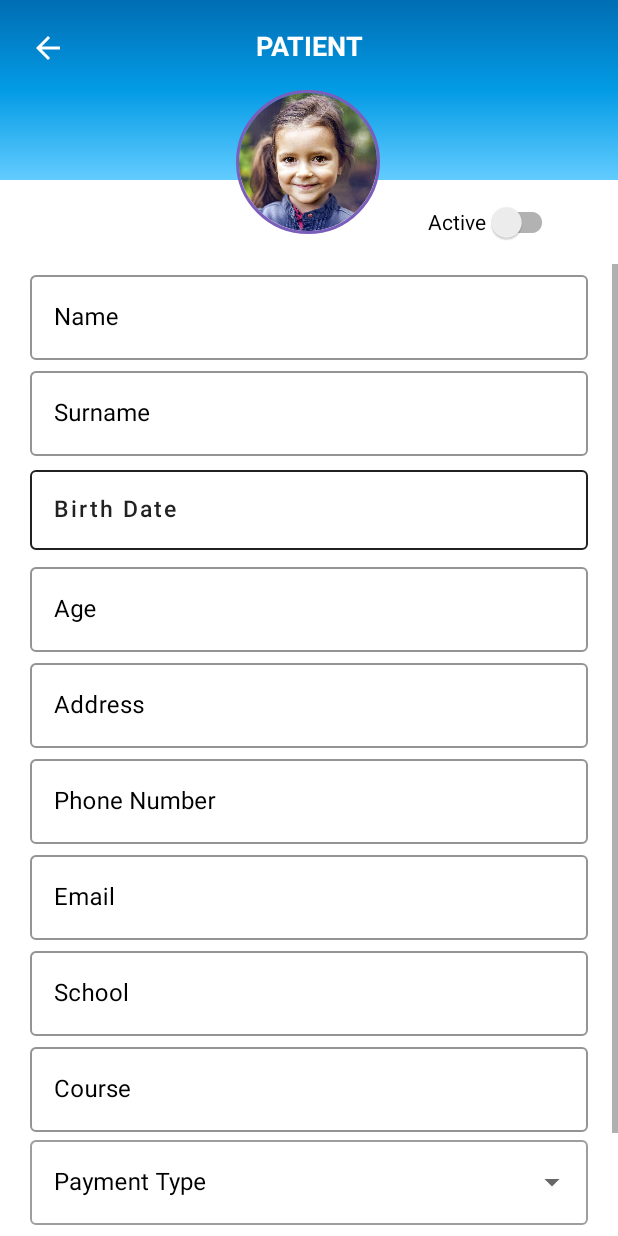
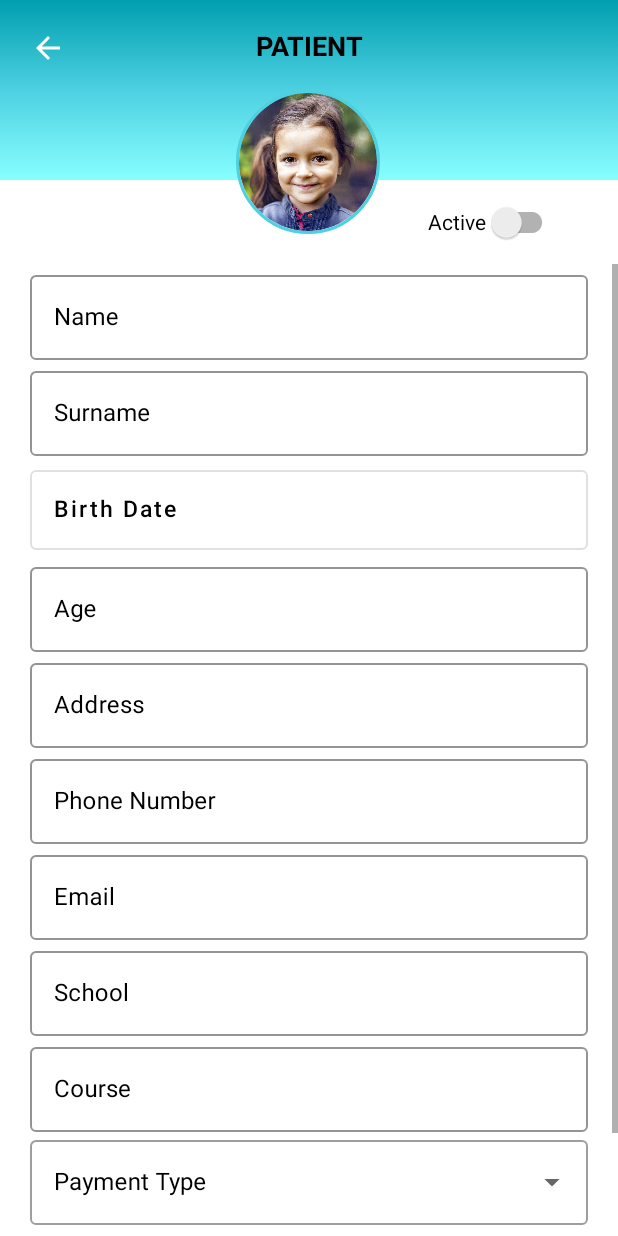
Before and after one commit to DanielItb/Yapp_Android, an Android app: the PatientFormFragment screen opened through its navigation route, on a phone screen of 412 x 824 dp. Run offline under Robolectric (Android 15) with nearby library versions, the phone set to English and light mode, and no system bars; our stand-ins replace CircleImageView.

Commit message:
color migration again

```diff
--- a/app/src/main/res/layout/fragment_patient_profile.xml
+++ b/app/src/main/res/layout/fragment_patient_profile.xml
@@ -28,7 +28,6 @@
         android:id="@+id/profile_image"
         style="@style/CircleImageForms"
         android:src="@drawable/kid"
-        app:civ_border_color="#7A5EBA"
         app:civ_border_width="2dp"
         app:layout_constraintEnd_toEndOf="parent"
         app:layout_constraintHorizontal_bias="0.498"
@@ -102,7 +101,7 @@
                 android:text="@string/birth_date"
                 tools:ignore="RtlHardcoded"
                 app:strokeWidth="1dp"
-                app:strokeColor="@color/blackText"
+
                 android:textAllCaps="false"
                 android:gravity="center_vertical"
                 android:paddingBottom="10dp"
--- a/app/src/main/res/layout/fragment_user_form.xml
+++ b/app/src/main/res/layout/fragment_user_form.xml
@@ -27,7 +27,6 @@
         android:id="@+id/profile_image"
         style="@style/CircleImageForms"
         android:src="@drawable/profile"
-        app:civ_border_color="#7A5EBA"
         app:civ_border_width="2dp"
         app:layout_constraintEnd_toEndOf="parent"
         app:layout_constraintHorizontal_bias="0.498"
--- a/app/src/main/res/values/colors.xml
+++ b/app/src/main/res/values/colors.xml
@@ -1,8 +1,8 @@
 <?xml version="1.0" encoding="utf-8"?>
 <resources>
-    <color name="primaryColor">#039be5</color>
-    <color name="primaryLightColor">#63ccff</color>
-    <color name="primaryDarkColor">#006db3</color>
+    <color name="primaryColor">#4dd0e1</color>
+    <color name="primaryLightColor">#88ffff</color>
+    <color name="primaryDarkColor">#009faf</color>
     <color name="primaryTextColor">#000000</color>
     <color name="purple_200">#FFBB86FC</color>
     <color name="purple_500">#FF6200EE</color>
--- a/app/src/main/res/values/themes.xml
+++ b/app/src/main/res/values/themes.xml
@@ -8,6 +8,7 @@
         <item name="colorSecondary">@color/teal_200</item>
         <item name="colorSecondaryVariant">@color/teal_700</item>
         <item name="colorOnSecondary">@color/black</item>
+        <item name="hintTextColor">@color/primaryDarkColor</item>
         <!-- Status bar color. -->
         <item name="android:statusBarColor" tools:targetApi="l">?attr/colorPrimaryVariant</item>
         <!-- Customize your theme here. -->
@@ -23,7 +24,6 @@
        <item name="android:textColorHint">@color/black</item>
        <item name="android:layout_width">match_parent</item>
        <item name="android:layout_height">wrap_content</item>
-       <item name="hintTextColor">@color/purple_700</item>
        <item name="endIconMode">clear_text</item>
        <item name="endIconCheckable">true</item>
    </style>
@@ -50,7 +50,7 @@
         <item name="android:layout_marginTop">5dp</item>
         <item name="android:paddingTop">8dp</item>
         <item name="android:gravity">left</item>
-        <item name="android:textColor">@color/blackText</item>
+        <item name="android:textColor">@color/primaryTextColor</item>
         <item name="android:textAllCaps">false</item>
         <item name="android:textStyle">normal</item>
     </style>
@@ -62,12 +62,15 @@
         <item name="android:text">@string/save</item>
         <item name="android:layout_marginStart">20dp</item>
         <item name="android:layout_marginEnd">20dp</item>
+        <item name="android:textColor">@color/primaryTextColor</item>
     </style>
 
     <style name="CancelButton">
         <item name="android:text">@string/cancel</item>
+        <item name="android:layout_height">60dp</item>
         <item name="android:layout_marginStart">20dp</item>
         <item name="android:layout_marginEnd">20dp</item>
+        <item name="android:textColor">@color/primaryTextColor</item>
     </style>
 
     <!-- HEADER GRADIENT STYLE -->
@@ -81,7 +84,7 @@
     <style name="TitleFormsTextView">
         <item name="android:layout_width">wrap_content</item>
         <item name="android:layout_height">wrap_content</item>
-        <item name="android:textColor">@color/white</item>
+        <item name="android:textColor">@color/primaryTextColor</item>
         <item name="android:textSize">18sp</item>
         <item name="android:textStyle">bold</item>
     </style>
@@ -91,6 +94,7 @@
         <item name="android:layout_width">96dp</item>
         <item name="android:layout_height">96dp</item>
         <item name="android:layout_marginTop">60dp</item>
+        <item name="civ_border_color">@color/primaryColor</item>
     </style>
 
     <!-- SCROLL VIEW FORMS STYLE -->
@@ -108,7 +112,6 @@
         <item name="android:layout_marginStart">20dp</item>
         <item name="android:textColorHint">@color/black</item>
         <item name="endIconMode">dropdown_menu</item>
-        <item name="hintTextColor">@color/purple_700</item>
     </style>
 
     <!-- GO BACK ARROW FORMS STYLE -->
```
